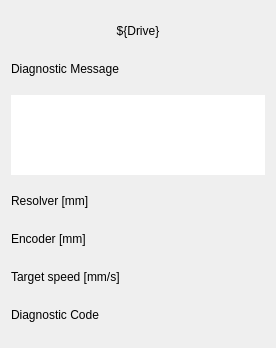
Qt form ui/epu_axis_template.ui (lnls-sirius/machine-applications) before a commit.
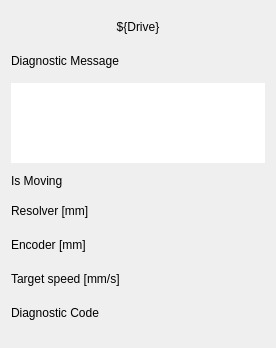
The same form after that commit. Custom widgets are drawn as their Qt base class.

Commit message: ui/: Update UIs with "*Moving-Mon" status

Patch:
```diff
--- a/ui/epu_axis_template.ui
+++ b/ui/epu_axis_template.ui
@@ -20,52 +20,13 @@
    <string>Form</string>
   </property>
   <layout class="QGridLayout" name="gridLayout">
-   <item row="1" column="0">
-    <widget class="QLabel" name="label_5">
-     <property name="maximumSize">
-      <size>
-       <width>16777215</width>
-       <height>24</height>
-      </size>
-     </property>
-     <property name="text">
-      <string>Diagnostic Message</string>
-     </property>
-    </widget>
-   </item>
-   <item row="6" column="0">
-    <widget class="QLabel" name="label_4">
-     <property name="text">
-      <string>Diagnostic Code</string>
-     </property>
-    </widget>
-   </item>
-   <item row="3" column="0">
+   <item row="4" column="0">
     <widget class="QLabel" name="label">
      <property name="text">
       <string>Resolver [mm]</string>
      </property>
     </widget>
    </item>
-   <item row="6" column="1">
-    <widget class="PyDMLabel" name="PyDMLabel_4">
-     <property name="maximumSize">
-      <size>
-       <width>100</width>
-       <height>24</height>
-      </size>
-     </property>
-     <property name="toolTip">
-      <string/>
-     </property>
-     <property name="channel" stdset="0">
-      <string>ca://${PREFIX}${Drive}DiagCode-Mon</string>
-     </property>
-     <property name="displayFormat" stdset="0">
-      <enum>PyDMLabel::String</enum>
-     </property>
-    </widget>
-   </item>
    <item row="2" column="0" colspan="2">
     <widget class="PyDMLabel" name="PyDMLabel_5">
      <property name="maximumSize">
@@ -91,7 +52,68 @@
      </property>
     </widget>
    </item>
-   <item row="3" column="1">
+   <item row="6" column="1">
+    <widget class="PyDMLabel" name="PyDMLabel_6">
+     <property name="maximumSize">
+      <size>
+       <width>100</width>
+       <height>24</height>
+      </size>
+     </property>
+     <property name="toolTip">
+      <string/>
+     </property>
+     <property name="channel" stdset="0">
+      <string>ca://${PREFIX}${Drive}TargetSpeed-Mon</string>
+     </property>
+     <property name="displayFormat" stdset="0">
+      <enum>PyDMLabel::String</enum>
+     </property>
+    </widget>
+   </item>
+   <item row="7" column="1">
+    <widget class="PyDMLabel" name="PyDMLabel_4">
+     <property name="maximumSize">
+      <size>
+       <width>100</width>
+       <height>24</height>
+      </size>
+     </property>
+     <property name="toolTip">
+      <string/>
+     </property>
+     <property name="channel" stdset="0">
+      <string>ca://${PREFIX}${Drive}DiagCode-Mon</string>
+     </property>
+     <property name="displayFormat" stdset="0">
+      <enum>PyDMLabel::String</enum>
+     </property>
+    </widget>
+   </item>
+   <item row="7" column="0">
+    <widget class="QLabel" name="label_4">
+     <property name="text">
+      <string>Diagnostic Code</string>
+     </property>
+    </widget>
+   </item>
+   <item row="5" column="1">
+    <widget class="PyDMLabel" name="PyDMLabel_2">
+     <property name="maximumSize">
+      <size>
+       <width>100</width>
+       <height>24</height>
+      </size>
+     </property>
+     <property name="toolTip">
+      <string/>
+     </property>
+     <property name="channel" stdset="0">
+      <string>ca://${PREFIX}${Drive}EncoderPos-Mon</string>
+     </property>
+    </widget>
+   </item>
+   <item row="4" column="1">
     <widget class="PyDMLabel" name="PyDMLabel">
      <property name="maximumSize">
       <size>
@@ -107,29 +129,33 @@
      </property>
     </widget>
    </item>
-   <item row="4" column="0">
+   <item row="6" column="0">
+    <widget class="QLabel" name="label_7">
+     <property name="text">
+      <string>Target speed [mm/s]</string>
+     </property>
+    </widget>
+   </item>
+   <item row="1" column="0">
+    <widget class="QLabel" name="label_5">
+     <property name="maximumSize">
+      <size>
+       <width>16777215</width>
+       <height>24</height>
+      </size>
+     </property>
+     <property name="text">
+      <string>Diagnostic Message</string>
+     </property>
+    </widget>
+   </item>
+   <item row="5" column="0">
     <widget class="QLabel" name="label_2">
      <property name="text">
       <string>Encoder [mm]</string>
      </property>
     </widget>
    </item>
-   <item row="4" column="1">
-    <widget class="PyDMLabel" name="PyDMLabel_2">
-     <property name="maximumSize">
-      <size>
-       <width>100</width>
-       <height>24</height>
-      </size>
-     </property>
-     <property name="toolTip">
-      <string/>
-     </property>
-     <property name="channel" stdset="0">
-      <string>ca://${PREFIX}${Drive}EncoderPos-Mon</string>
-     </property>
-    </widget>
-   </item>
    <item row="0" column="0" colspan="2">
     <widget class="QLabel" name="label_6">
      <property name="maximumSize">
@@ -146,19 +172,25 @@
      </property>
     </widget>
    </item>
-   <item row="5" column="0">
-    <widget class="QLabel" name="label_7">
+   <item row="3" column="0">
+    <widget class="QLabel" name="label_8">
      <property name="text">
-      <string>Target speed [mm/s]</string>
+      <string>Is Moving</string>
      </property>
     </widget>
    </item>
-   <item row="5" column="1">
-    <widget class="PyDMLabel" name="PyDMLabel_6">
+   <item row="3" column="1">
+    <widget class="PyDMByteIndicator" name="PyDMByteIndicator">
+     <property name="minimumSize">
+      <size>
+       <width>18</width>
+       <height>16</height>
+      </size>
+     </property>
      <property name="maximumSize">
       <size>
        <width>100</width>
-       <height>24</height>
+       <height>16</height>
       </size>
      </property>
      <property name="toolTip">
@@ -167,8 +199,25 @@
      <property name="channel" stdset="0">
       <string>ca://${PREFIX}${Drive}TargetSpeed-Mon</string>
      </property>
-     <property name="displayFormat" stdset="0">
-      <enum>PyDMLabel::String</enum>
+     <property name="onColor" stdset="0">
+      <color>
+       <red>0</red>
+       <green>255</green>
+       <blue>0</blue>
+      </color>
+     </property>
+     <property name="offColor" stdset="0">
+      <color>
+       <red>205</red>
+       <green>205</green>
+       <blue>205</blue>
+      </color>
+     </property>
+     <property name="showLabels" stdset="0">
+      <bool>false</bool>
+     </property>
+     <property name="circles" stdset="0">
+      <bool>true</bool>
      </property>
     </widget>
    </item>
@@ -180,6 +229,11 @@
    <extends>QLabel</extends>
    <header>pydm.widgets.label</header>
   </customwidget>
+  <customwidget>
+   <class>PyDMByteIndicator</class>
+   <extends>QWidget</extends>
+   <header>pydm.widgets.byte</header>
+  </customwidget>
  </customwidgets>
  <resources/>
  <connections/>
```
Left out of the diff: 2 changed lines with no effect on the pictures. The commit also changes 1 other file.
